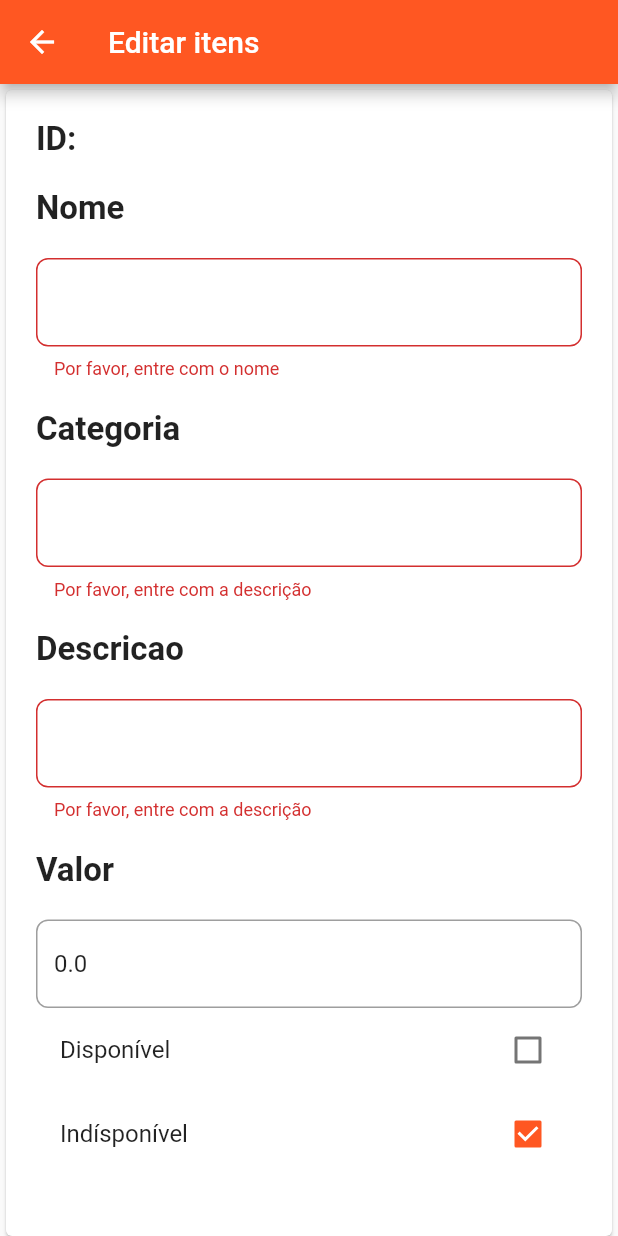
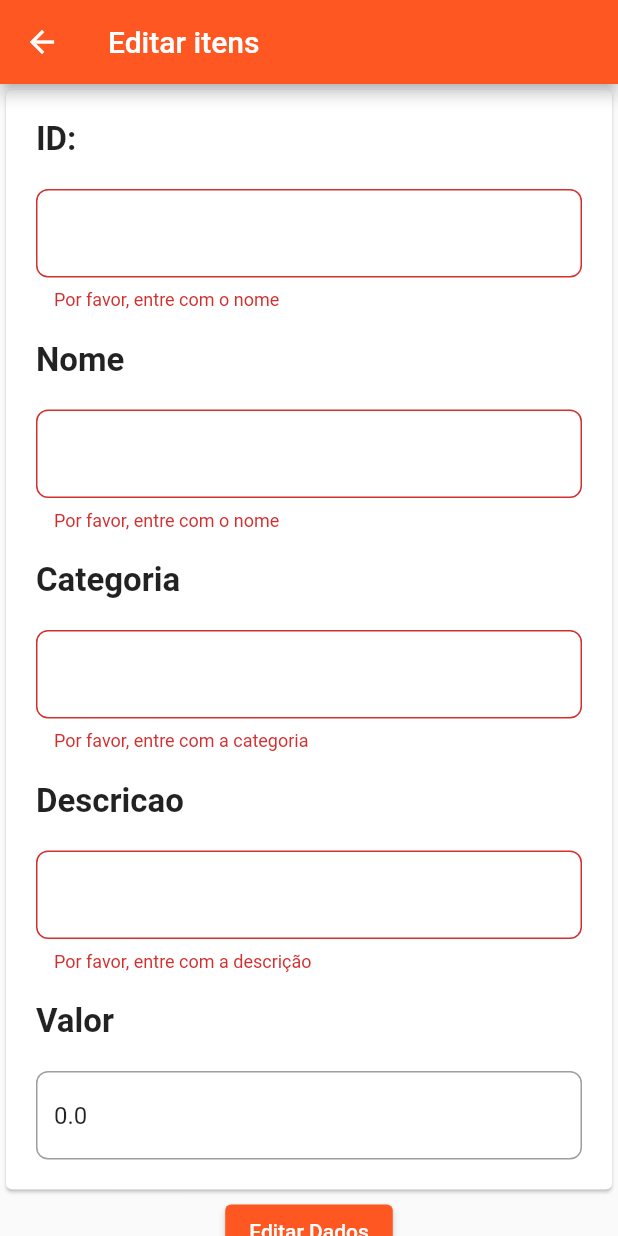
Before and after one commit to JoaoCarlosNogueira/ComandaDigital, a Flutter app: the ItemEditScreen screen opened directly with empty values, after a tap on "Editar Dados", on a phone screen of 412 x 824 dp. Run offline on Flutter 3.47's test engine with Material 2 defaults, Android fonts, the light colour scheme and no system bars; our stand-ins replace cloud_firestore, firebase_auth, firebase_core, fluttertoast; missing offline and left inert: easy_mask; accounts and stored records are empty.

Commit message:
Version 1.1

```diff
--- a/comanda_digital/lib/Screens/helpers/numberItemMask.dart
+++ b/comanda_digital/lib/Screens/helpers/numberItemMask.dart
@@ -2,6 +2,6 @@ import 'package:easy_mask/easy_mask.dart';
 
 TextInputMask NumberItemMask() {
   return TextInputMask(
-    mask: ['AAAAA'],
+    mask: ['999999'],
   );
 }
--- a/comanda_digital/lib/Screens/itemAdddScreen.dart
+++ b/comanda_digital/lib/Screens/itemAdddScreen.dart
@@ -89,7 +89,7 @@ class _ItemAddScreenState extends State<ItemAddScreen> {
                 validator: (category) {
                   if (category!.isEmpty) {
                     return 'Campo obrigatório!!!';
-                  } else if (category.length > 10) {
+                  } else if (category.length > 35) {
                     return 'Limite de caracteres excedido';
                   }
                   return null;
@@ -106,7 +106,7 @@ class _ItemAddScreenState extends State<ItemAddScreen> {
                 validator: (description) {
                   if (description!.isEmpty) {
                     return 'Campo obrigatório';
-                  } else if (description.length > 55) {
+                  } else if (description.length > 100) {
                     return ' O limite de caracteres foi excedido';
                   }
                   return null;
--- a/comanda_digital/lib/Screens/itemEdit_screen.dart
+++ b/comanda_digital/lib/Screens/itemEdit_screen.dart
@@ -25,7 +25,7 @@ class _itemEditScreen extends State<ItemEditScreen> {
   var descriptionController = TextEditingController();
   var valueController = TextEditingController();
   var disponibilityController = TextEditingController();
-  late final TextInputMask _numberItemMask;
+
   @override
   void initState() {
     super.initState();
@@ -36,7 +36,6 @@ class _itemEditScreen extends State<ItemEditScreen> {
     descriptionController.text = widget.item.description;
     valueController.text = widget.item.value.toString();
     disponibilityController.text = widget.item.disponibility;
-    _numberItemMask = NumberItemMask();
   }
 
   final _formKey = GlobalKey<FormState>();
@@ -47,7 +46,7 @@ class _itemEditScreen extends State<ItemEditScreen> {
     category: '',
     description: '',
     value: 0,
-    disponibility: '',
+    disponibility: 'oi00000',
   );
 
   @override
@@ -66,11 +65,30 @@ class _itemEditScreen extends State<ItemEditScreen> {
                   padding: const EdgeInsets.all(20),
                   child: Column(
                     children: [
-                      Text(
-                        "ID: ${widget.item.id}",
-                        style: const TextStyle(
+                      const Text(
+                        "ID:",
+                        style: TextStyle(
                           fontSize: 22,
                           fontWeight: FontWeight.bold,
+                        ),
+                      ),
+                      const SizedBox(
+                        height: 20,
+                      ),
+                      TextFormField(
+                        keyboardType: TextInputType.name,
+                        controller: idController,
+                        validator: (value) {
+                          if (value == null || value.isEmpty) {
+                            return 'Por favor, entre com o nome';
+                          }
+                          return null;
+                        },
+                        onSaved: (value) => item.id = (value!),
+                        decoration: InputDecoration(
+                          border: OutlineInputBorder(
+                            borderRadius: BorderRadius.circular(8.0),
+                          ),
                         ),
                       ),
                       const SizedBox(
@@ -95,6 +113,7 @@ class _itemEditScreen extends State<ItemEditScreen> {
                           }
                           return null;
                         },
+                        onSaved: (value) => item.name = (value!),
                         decoration: InputDecoration(
                           border: OutlineInputBorder(
                             borderRadius: BorderRadius.circular(8.0),
@@ -119,10 +138,11 @@ class _itemEditScreen extends State<ItemEditScreen> {
                         controller: categoryController,
                         validator: (value) {
                           if (value!.isEmpty) {
-                            return 'Por favor, entre com a descrição';
+                            return 'Por favor, entre com a categoria';
                           }
                           return null;
                         },
+                        onSaved: (value) => item.category = (value!),
                         decoration: InputDecoration(
                           border: OutlineInputBorder(
                             borderRadius: BorderRadius.circular(8.0),
@@ -151,6 +171,7 @@ class _itemEditScreen extends State<ItemEditScreen> {
                           }
                           return null;
                         },
+                        onSaved: (value) => item.description = (value!),
                         decoration: InputDecoration(
                           border: OutlineInputBorder(
                             borderRadius: BorderRadius.circular(8.0),
@@ -174,41 +195,18 @@ class _itemEditScreen extends State<ItemEditScreen> {
                         keyboardType: TextInputType.phone,
                         controller: valueController,
                         validator: (value) {
-                          if (value == null || value.isEmpty) {
+                          double.parse(value!);
+                          if (value.isEmpty) {
                             return 'Por favor, entre com o valor';
                           }
                           return null;
                         },
+                        onSaved: (value) => item.value = double.parse(value!),
                         decoration: InputDecoration(
                           border: OutlineInputBorder(
                             borderRadius: BorderRadius.circular(8.0),
                           ),
                         ),
-                      ),
-                      CheckboxListTile(
-                        title: const Text("Disponível"),
-                        checkColor: Colors.white,
-                        value: isChecked,
-                        onChanged: (bool? value) {
-                          setState(() {
-                            isChecked = value!;
-                            item.disponibility = 'Indisponível';
-                          });
-                        },
-                      ),
-                      CheckboxListTile(
-                        title: const Text("Indísponível"),
-                        checkColor: Colors.white,
-                        value: noChecked,
-                        onChanged: (bool? value) {
-                          setState(() {
-                            noChecked = value!;
-                            item.disponibility = 'Indisponível';
-                          });
-                        },
-                      ),
-                      const SizedBox(
-                        height: 20,
                       ),
                     ],
                     crossAxisAlignment: CrossAxisAlignment.start,
@@ -219,15 +217,8 @@ class _itemEditScreen extends State<ItemEditScreen> {
                 child: ElevatedButton(
                   onPressed: () {
                     if (_formKey.currentState!.validate()) {
+                      _formKey.currentState!.save();
                       ItemService service = ItemService();
-                      Item item = Item(
-                        id: widget.item.id,
-                        name: widget.item.name,
-                        category: widget.item.category,
-                        description: widget.item.description,
-                        disponibility: widget.item.disponibility,
-                        value: widget.item.value,
-                      );
 
                       service.updateItem(item);
                       Navigator.of(context).pop();
```
Also changed, not shown: comanda_digital/lib/RestaurantCommandListScreen.dart (+15 -0 lines), comanda_digital/lib/Screens/cancelComandaScreen.dart (added, +97 -0 lines), comanda_digital/lib/Screens/closecCommandScreen.dart (+4 -4 lines).
